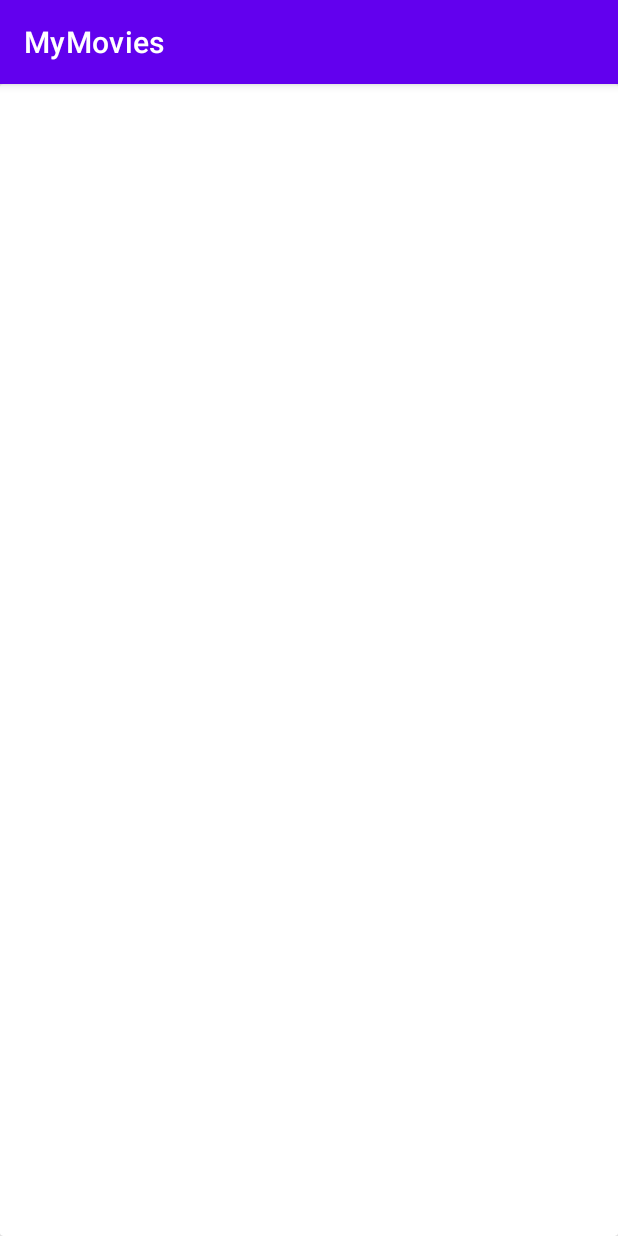
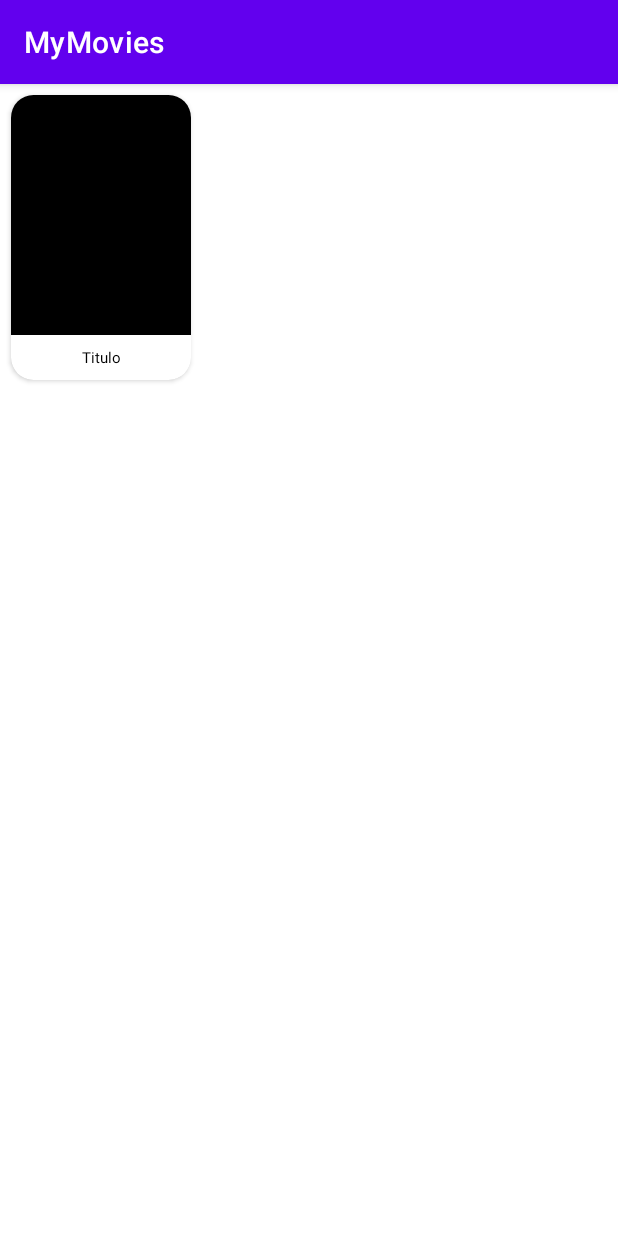
Before and after one commit to NathanMaced/MyMovies, an Android app: the opcoes_filmes screen opened directly, with no data from a screen before it, on a phone screen of 412 x 824 dp. Run offline under Robolectric (Android 15) with nearby library versions, the phone set to English and light mode, and no system bars.

Commit message:
Finalizando CardView

```diff
--- a/app/src/main/res/layout/activity_opcoes_filmes.xml
+++ b/app/src/main/res/layout/activity_opcoes_filmes.xml
@@ -2,15 +2,32 @@
 <androidx.cardview.widget.CardView xmlns:android="http://schemas.android.com/apk/res/android"
     xmlns:app="http://schemas.android.com/apk/res-auto"
     xmlns:tools="http://schemas.android.com/tools"
-    android:layout_width="match_parent"
-    android:layout_height="match_parent"
-    tools:context=".opcoes_filmes">
+    android:layout_width="120dp"
+    android:layout_height="190dp"
+    tools:context=".opcoes_filmes"
+    android:layout_margin="7dp"
+    app:cardCornerRadius="15dp">
 
     <LinearLayout
         android:layout_width="match_parent"
         android:layout_height="match_parent"
         android:orientation="vertical">
 
+        <ImageView
+            android:layout_width="match_parent"
+            android:layout_height="160dp"
+            android:background="@color/black"
+            android:scaleType="centerCrop" />
+
+        <TextView
+            android:layout_width="match_parent"
+            android:layout_height="match_parent"
+            android:gravity="center"
+            android:text="Titulo"
+            android:textColor="@color/black"
+            android:textSize="10dp"/>
+
+
     </LinearLayout>
 
 </androidx.cardview.widget.CardView>
```
